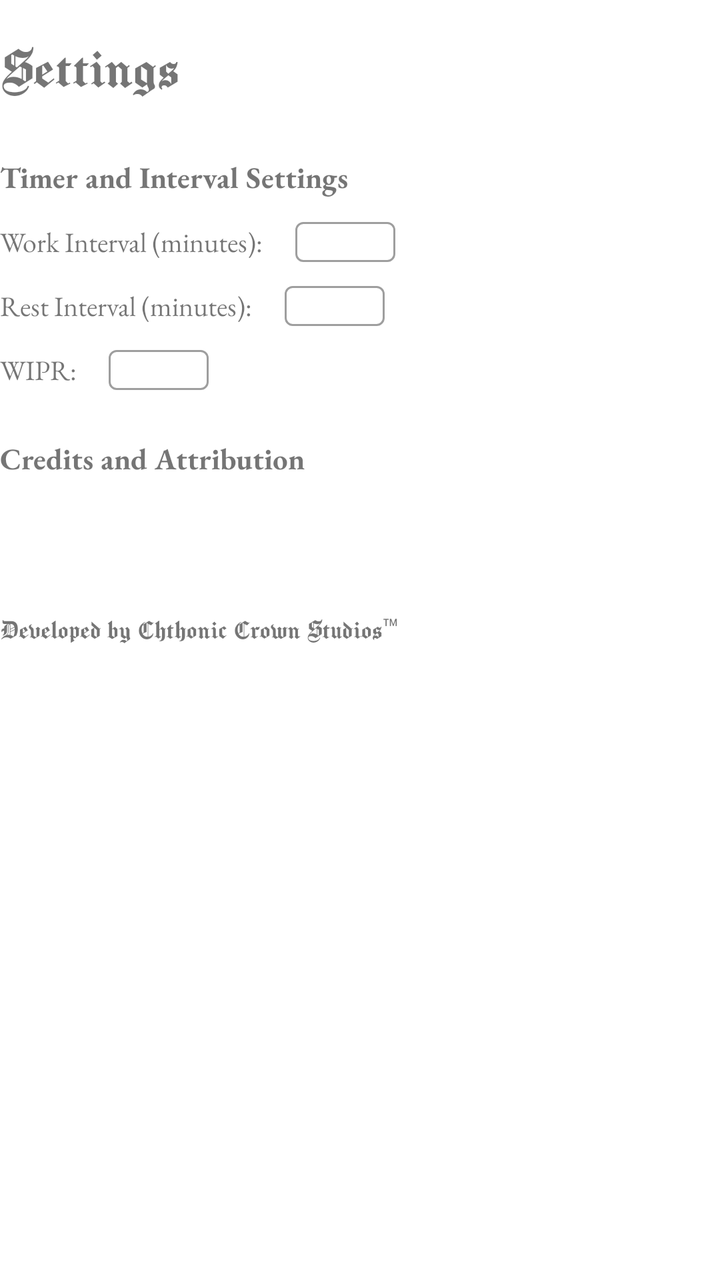
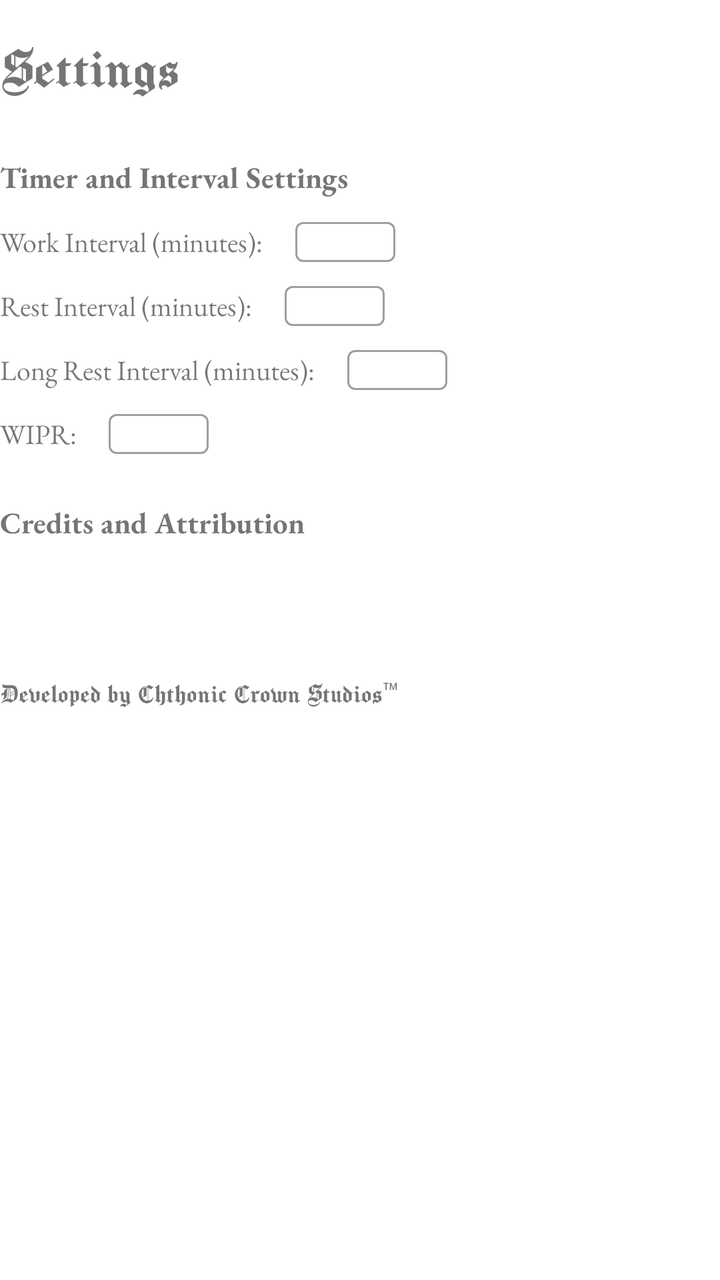

Two renders of the same Android screen: before a commit and after it. Below are the layout's source before the change and the commit's diff.
<!-- AndroidManifest.xml: application theme Theme.PomodoroGothic -->
<!-- res/layout/fragment_settings.xml -->
<?xml version="1.0" encoding="utf-8"?>
<androidx.constraintlayout.widget.ConstraintLayout xmlns:android="http://schemas.android.com/apk/res/android"
    xmlns:app="http://schemas.android.com/apk/res-auto"
    xmlns:tools="http://schemas.android.com/tools"
    android:layout_width="match_parent"
    android:layout_height="match_parent"
    tools:context=".ui.settings.SettingsFragment">

    <ScrollView
        android:id="@+id/settings_scroll"
        android:layout_width="match_parent"
        android:layout_height="match_parent"
        android:fillViewport="true"
        app:layout_constraintTop_toTopOf="parent"
        app:layout_constraintBottom_toBottomOf="parent"
        app:layout_constraintStart_toStartOf="parent"
        app:layout_constraintEnd_toEndOf="parent">

        <androidx.constraintlayout.widget.ConstraintLayout
            android:layout_width="match_parent"
            android:layout_height="wrap_content"
            android:paddingBottom="24dp">

            <TextView
                android:id="@+id/text_settings"
                android:layout_width="0dp"
                android:layout_height="wrap_content"
                android:layout_marginTop="16dp"
                android:textAlignment="center"
                android:textSize="30sp"
                android:text="@string/title_settings"
                android:fontFamily="@font/header_font"
                app:layout_constraintTop_toTopOf="parent"
                app:layout_constraintStart_toStartOf="parent"
                app:layout_constraintEnd_toEndOf="parent"/>

            <TextView
                android:id="@+id/pomo_settings_section"
                android:layout_width="0dp"
                android:layout_height="wrap_content"
                android:layout_marginTop="24dp"
                android:textSize="15sp"
                android:text="@string/pomo_settings_section"
                android:fontFamily="@font/body_font"
                android:textStyle="bold"
                app:layout_constraintTop_toBottomOf="@id/text_settings"
                app:layout_constraintStart_toStartOf="parent"
                app:layout_constraintEnd_toEndOf="parent"/>

            <TextView
                android:id="@+id/work_input_label"
                android:layout_width="wrap_content"
                android:layout_height="wrap_content"
                android:text="@string/work_duration_label"
                android:fontFamily="@font/body_font"
                android:layout_marginEnd="16dp"
                app:layout_constraintHorizontal_chainStyle="packed"
                app:layout_constraintHorizontal_bias="0.0"
                app:layout_constraintStart_toStartOf="parent"
                app:layout_constraintEnd_toStartOf="@id/work_input_container"
                app:layout_constraintTop_toTopOf="@id/work_input_container"
                app:layout_constraintBottom_toBottomOf="@id/work_input_container"/>

            <com.google.android.material.textfield.TextInputLayout
                android:id="@+id/work_input_container"
                android:layout_width="50dp"
                android:layout_height="wrap_content"
                android:layout_marginTop="12dp"
                app:hintEnabled="false"
                style="@style/Widget.MaterialComponents.TextInputLayout.OutlinedBox.Dense"
                app:layout_constraintTop_toBottomOf="@id/pomo_settings_section"
                app:layout_constraintStart_toEndOf="@id/work_input_label"
                app:layout_constraintEnd_toEndOf="parent">

                <com.google.android.material.textfield.TextInputEditText
                    android:id="@+id/work_duration_input"
                    android:layout_width="match_parent"
                    android:layout_height="wrap_content"
                    android:inputType="number"
                    android:paddingTop="2dp"
                    android:paddingBottom="2dp"
                    android:paddingStart="8dp"
                    android:textSize="12sp"
                    android:fontFamily="@font/body_font"/>

            </com.google.android.material.textfield.TextInputLayout>

            <TextView
                android:id="@+id/rest_input_label"
                android:layout_width="wrap_content"
                android:layout_height="wrap_content"
                android:text="@string/rest_duration_label"
                android:fontFamily="@font/body_font"
                android:layout_marginEnd="16dp"
                app:layout_constraintHorizontal_chainStyle="packed"
                app:layout_constraintHorizontal_bias="0.0"
                app:layout_constraintStart_toStartOf="parent"
                app:layout_constraintEnd_toStartOf="@id/rest_input_container"
                app:layout_constraintTop_toTopOf="@id/rest_input_container"
                app:layout_constraintBottom_toBottomOf="@id/rest_input_container"/>

            <com.google.android.material.textfield.TextInputLayout
                android:id="@+id/rest_input_container"
                android:layout_width="50dp"
                android:layout_height="wrap_content"
                android:layout_marginTop="12dp"
                app:hintEnabled="false"
                style="@style/Widget.MaterialComponents.TextInputLayout.OutlinedBox.Dense"
                app:layout_constraintTop_toBottomOf="@id/work_input_container"
                app:layout_constraintStart_toEndOf="@id/rest_input_label"
                app:layout_constraintEnd_toEndOf="parent">

                <com.google.android.material.textfield.TextInputEditText
                    android:id="@+id/rest_duration_input"
                    android:layout_width="match_parent"
                    android:layout_height="wrap_content"
                    android:inputType="number"
                    android:paddingTop="2dp"
                    android:paddingBottom="2dp"
                    android:paddingStart="8dp"
                    android:textSize="12sp"
                    android:fontFamily="@font/body_font"/>

            </com.google.android.material.textfield.TextInputLayout>

            <TextView
                android:id="@+id/wipr_input_label"
                android:layout_width="wrap_content"
                android:layout_height="wrap_content"
                android:text="@string/intervals_per_round_label"
                android:fontFamily="@font/body_font"
                android:layout_marginEnd="16dp"
                app:layout_constraintHorizontal_chainStyle="packed"
                app:layout_constraintHorizontal_bias="0.0"
                app:layout_constraintStart_toStartOf="parent"
                app:layout_constraintEnd_toStartOf="@id/wipr_input_container"
                app:layout_constraintTop_toTopOf="@id/wipr_input_container"
                app:layout_constraintBottom_toBottomOf="@id/wipr_input_container"/>

            <com.google.android.material.textfield.TextInputLayout
                android:id="@+id/wipr_input_container"
                android:layout_width="50dp"
                android:layout_height="wrap_content"
                android:layout_marginTop="12dp"
                app:hintEnabled="false"
                style="@style/Widget.MaterialComponents.TextInputLayout.OutlinedBox.Dense"
                app:layout_constraintTop_toBottomOf="@id/rest_input_container"
                app:layout_constraintStart_toEndOf="@id/wipr_input_label"
                app:layout_constraintEnd_toEndOf="parent">

                <com.google.android.material.textfield.TextInputEditText
                    android:id="@+id/wipr_input"
                    android:layout_width="match_parent"
                    android:layout_height="wrap_content"
                    android:inputType="number"
                    android:paddingTop="2dp"
                    android:paddingBottom="2dp"
                    android:paddingStart="8dp"
                    android:textSize="12sp"
                    android:fontFamily="@font/body_font"/>

            </com.google.android.material.textfield.TextInputLayout>

            <TextView
                android:id="@+id/credits_section"
                android:layout_width="0dp"
                android:layout_height="wrap_content"
                android:layout_marginTop="24dp"
                android:textSize="15sp"
                android:text="@string/credits_title"
                android:fontFamily="@font/body_font"
                android:textStyle="bold"
                app:layout_constraintTop_toBottomOf="@id/wipr_input_container"
                app:layout_constraintStart_toStartOf="parent"
                app:layout_constraintEnd_toEndOf="parent"/>

            <TextView
                android:id="@+id/icon_attributions"
                android:layout_width="0dp"
                android:layout_height="wrap_content"
                android:layout_marginTop="32dp"
                android:fontFamily="@font/body_font"
                app:layout_constraintTop_toBottomOf="@id/credits_section"
                app:layout_constraintStart_toStartOf="parent"
                app:layout_constraintEnd_toEndOf="parent"/>

            <TextView
                android:id="@+id/dev_credits"
                android:layout_width="0dp"
                android:layout_height="wrap_content"
                android:layout_marginTop="16dp"
                android:fontFamily="@font/header_font"
                android:text="@string/dev_credits"
                app:layout_constraintTop_toBottomOf="@id/icon_attributions"
                app:layout_constraintStart_toStartOf="parent"
                app:layout_constraintEnd_toEndOf="parent"/>

        </androidx.constraintlayout.widget.ConstraintLayout>
    </ScrollView>
</androidx.constraintlayout.widget.ConstraintLayout>
<!-- resources referenced by this layout -->
<resources>
  <string name="credits_title">Credits and Attribution</string>
  <string name="dev_credits">Developed by Chthonic Crown Studios™</string>
  <string name="intervals_per_round_label">WIPR:</string>
  <string name="pomo_settings_section">Timer and Interval Settings</string>
  <string name="rest_duration_label">Rest Interval (minutes):</string>
  <string name="title_settings">Settings</string>
  <string name="work_duration_label">Work Interval (minutes):</string>
  <style name="Theme.PomodoroGothic" parent="Theme.MaterialComponents.DayNight.NoActionBar">
          
          <item name="colorPrimary">@color/purple_500</item>
          <item name="colorPrimaryVariant">@color/purple_700</item>
          <item name="colorOnPrimary">@color/white</item>
          
          <item name="colorSecondary">@color/teal_200</item>
          <item name="colorSecondaryVariant">@color/teal_700</item>
          <item name="colorOnSecondary">@color/black</item>
          
          <item name="android:statusBarColor">?attr/colorPrimaryVariant</item>
          
      </style>
  <color name="purple_500">#FF6200EE</color>
  <color name="purple_700">#FF3700B3</color>
  <color name="white">#FFFFFFFF</color>
  <color name="teal_200">#FF03DAC5</color>
  <color name="teal_700">#FF018786</color>
  <color name="black">#FF000000</color>
</resources>

<!-- the commit's change to res/layout/fragment_settings.xml (unified diff, before → after) -->
@@ -124,6 +124,46 @@
             </com.google.android.material.textfield.TextInputLayout>
 
             <TextView
+                android:id="@+id/long_rest_input_label"
+                android:layout_width="wrap_content"
+                android:layout_height="wrap_content"
+                android:text="@string/long_rest_duration_label"
+                android:fontFamily="@font/body_font"
+                android:layout_marginEnd="16dp"
+                app:layout_constraintHorizontal_chainStyle="packed"
+                app:layout_constraintHorizontal_bias="0.0"
+                app:layout_constraintStart_toStartOf="parent"
+                app:layout_constraintEnd_toStartOf="@id/long_rest_input_container"
+                app:layout_constraintTop_toTopOf="@id/long_rest_input_container"
+                app:layout_constraintBottom_toBottomOf="@id/long_rest_input_container"/>
+
+            <com.google.android.material.textfield.TextInputLayout
+                android:id="@+id/long_rest_input_container"
+                android:layout_width="50dp"
+                android:layout_height="wrap_content"
+                android:layout_marginTop="12dp"
+                app:hintEnabled="false"
+                style="@style/Widget.MaterialComponents.TextInputLayout.OutlinedBox.Dense"
+                app:layout_constraintTop_toBottomOf="@id/rest_input_container"
+                app:layout_constraintStart_toEndOf="@id/long_rest_input_label"
+                app:layout_constraintEnd_toEndOf="parent">
+
+                <com.google.android.material.textfield.TextInputEditText
+                    android:id="@+id/long_rest_duration_input"
+                    android:layout_width="match_parent"
+                    android:layout_height="wrap_content"
+                    android:inputType="number"
+                    android:paddingTop="2dp"
+                    android:paddingBottom="2dp"
+                    android:paddingStart="8dp"
+                    android:textSize="12sp"
+                    android:fontFamily="@font/body_font"/>
+
+            </com.google.android.material.textfield.TextInputLayout>
+
+
+
+            <TextView
                 android:id="@+id/wipr_input_label"
                 android:layout_width="wrap_content"
                 android:layout_height="wrap_content"
@@ -144,7 +184,7 @@
                 android:layout_marginTop="12dp"
                 app:hintEnabled="false"
                 style="@style/Widget.MaterialComponents.TextInputLayout.OutlinedBox.Dense"
-                app:layout_constraintTop_toBottomOf="@id/rest_input_container"
+                app:layout_constraintTop_toBottomOf="@id/long_rest_input_container"
                 app:layout_constraintStart_toEndOf="@id/wipr_input_label"
                 app:layout_constraintEnd_toEndOf="parent">
 
<!-- resource entries referenced after the edit -->
@@ -3,6 +3,7 @@
   <string name="credits_title">Credits and Attribution</string>
   <string name="dev_credits">Developed by Chthonic Crown Studios™</string>
   <string name="intervals_per_round_label">WIPR:</string>
+  <string name="long_rest_duration_label">Long Rest Interval (minutes):</string>
   <string name="pomo_settings_section">Timer and Interval Settings</string>
   <string name="rest_duration_label">Rest Interval (minutes):</string>
   <string name="title_settings">Settings</string>
